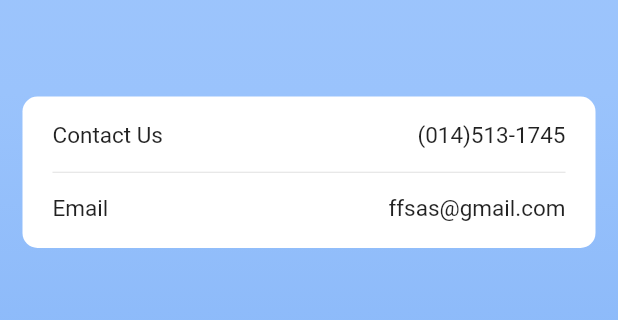
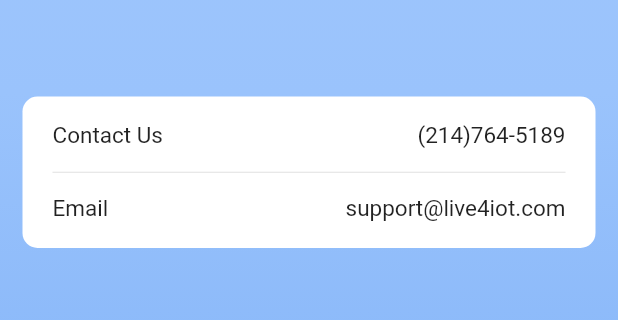
Before and after one commit to NguyenMartinV/PA32_alt, a Flutter app: the ContactUsPage screen opened by its route, on a phone screen of 412 x 824 dp, the part 376-696 px from its top. Run offline on Flutter 3.47's test engine with Material 2 defaults, Android fonts, the phone set to English and light mode, and no system bars; our stand-ins replace date_format, dio, expandable, fluro, flutter_blue, flutter_easyloading and 9 more; missing offline and left inert: custom_info_window, flutter_phone_direct_caller, flutter_pickers, flutter_sms, scan; accounts and stored records are empty; network calls fail.

Commit message:
Prepping for demo

```diff
--- a/pa32flutter/lib/Password/ForgotPassword.dart
+++ b/pa32flutter/lib/Password/ForgotPassword.dart
@@ -143,7 +143,7 @@ class _ForgotPasswordPage extends State<ForgotPassword> {
   Widget build(BuildContext context) {
     return CommonAppBar(
         elevation: 0.5,
-        bgColor:  Colors.white,
+        bgColor:  Color(0xFFA2C8FC),
         title: "Forgot Password",
         body: Stack(
           children: [
--- a/pa32flutter/lib/Sign/Register.dart
+++ b/pa32flutter/lib/Sign/Register.dart
@@ -169,7 +169,7 @@ class _RegisterPageState extends State<RegisterPage> {
         orientation: Orientation.portrait);
     return Scaffold(
       resizeToAvoidBottomInset: true,
-      backgroundColor: const Color(0xffF2F2F2),
+      backgroundColor: const Color(0xFFA2C8FC),
       appBar: PreferredSize( //外面套一个PreferredSize
           preferredSize: Size.fromHeight(20.0), // 设置高度
           child: AppBar( //这个是原本的AppBar内容
@@ -181,6 +181,7 @@ class _RegisterPageState extends State<RegisterPage> {
       body: Column(
           crossAxisAlignment: CrossAxisAlignment.center,
           children: [
+            Image.asset("assets/images/app logo final.png"),
             Container(
               // height: MediaQuery.of(context).size.height - 260,
               margin: EdgeInsets.only(top: 40.h - bottom,left: 25.w,right:25.w),
--- a/pa32flutter/lib/Sign/login.dart
+++ b/pa32flutter/lib/Sign/login.dart
@@ -139,7 +139,7 @@ class _LoginPageState extends State<LoginPage> {
         orientation: Orientation.portrait);
     return Scaffold(
       resizeToAvoidBottomInset: false,
-      backgroundColor: const Color(0xffF2F2F2),
+      backgroundColor: const Color(0xFFA2C8FC),
       appBar: PreferredSize( //外面套一个PreferredSize
           preferredSize: Size.fromHeight(20.0), // 设置高度
           child: AppBar( //这个是原本的AppBar内容
@@ -150,11 +150,13 @@ class _LoginPageState extends State<LoginPage> {
       ),
       body: Column(
           children: [
+            Image.asset("assets/images/app logo final.png"),
             Container(
               margin: EdgeInsets.only(top: 40.h,left: 25.w,right:25.w),
               decoration: const BoxDecoration(
                 color: Colors.white,
                 borderRadius: BorderRadius.all(Radius.circular(10.0)),
+
               ),
               child: Stack(
                 children: [
--- a/pa32flutter/lib/about/component/contact.dart
+++ b/pa32flutter/lib/about/component/contact.dart
@@ -70,7 +70,7 @@ class ContactUsPage extends StatelessWidget {
                           ),
                         ),
                         Text(
-                          "(014)513-1745",
+                          "(214)764-5189",
                           style: TextStyle(
                             fontSize: 15.0,
                           ),
@@ -90,7 +90,7 @@ class ContactUsPage extends StatelessWidget {
                           ),
                         ),
                         Text(
-                          "ffsas@gmail.com",
+                          "support@live4iot.com",
                           style: TextStyle(
                             fontSize: 15.0,
                           ),
--- a/pa32flutter/lib/devices.dart
+++ b/pa32flutter/lib/devices.dart
@@ -4,12 +4,8 @@ import 'package:pa32/alerts/alerts.dart';
 import 'package:pa32/call/emergencyPhone.dart';
 import 'package:pa32/profile/component/body.dart';
 
-import 'about/about_page.dart';
 import 'bluetooth/bluetoothDevice.dart';
-import 'component/common_toast.dart';
-import 'http/DioManager.dart';
-import 'http/bean/my_cares_customer_detail_entity.dart';
-import 'http/config/BaseConfig.dart';
+
 
 
 
--- a/pa32flutter/lib/profile/component/profile_pic.dart
+++ b/pa32flutter/lib/profile/component/profile_pic.dart
@@ -83,7 +83,7 @@ class _ProfilePicState extends State<ProfilePic> {
         clipBehavior: Clip.none,
         children: [
           CircleAvatar(
-            backgroundImage: AssetImage("assets/images/nice picture.jpg"),
+            backgroundImage: AssetImage("assets/images/avatar.png"),
             backgroundColor: Colors.white,
           ),
           Positioned(
```
Also changed, not shown: pa32flutter/lib/bluetooth/bluetoothDevice.dart (+7 -0 lines), pa32flutter/assets/images/nice picture.jpg (deleted).
